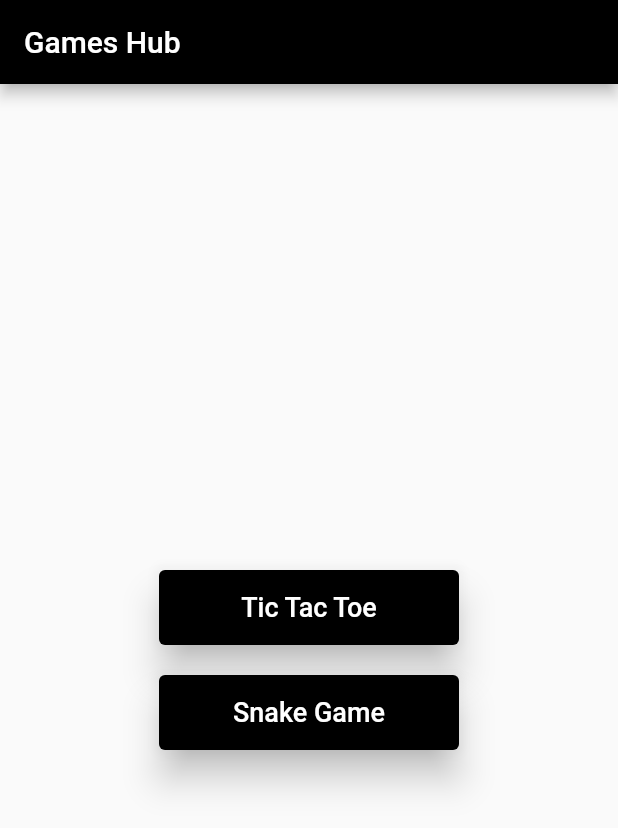
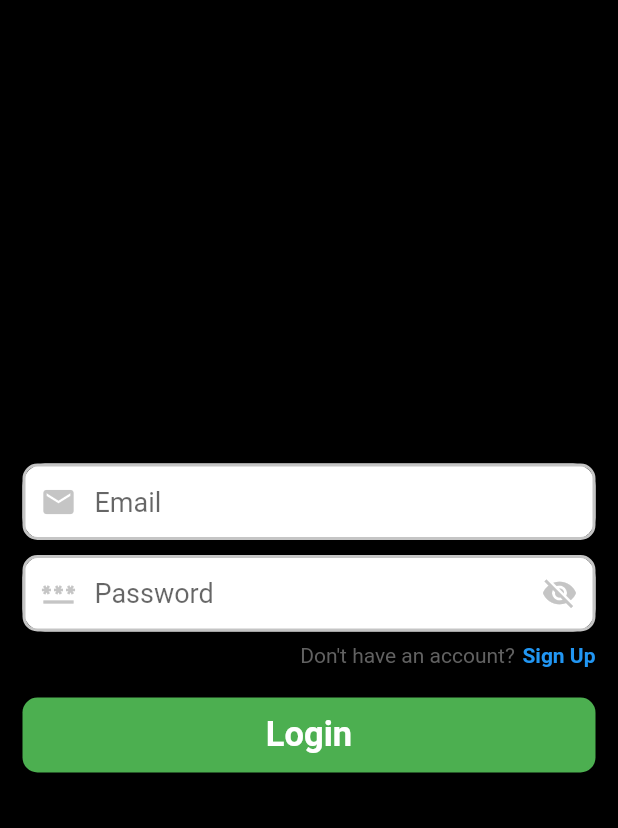
Before and after one commit to Tanat04/games-hub-flutter, a Flutter app: the screen it shows after launch, on a phone screen of 412 x 824 dp. Shown: the top 828 px of the screen. Run offline on Flutter 3.47's test engine with Material 2 defaults, Android fonts, the phone set to English and light mode, and no system bars; our stand-ins replace cloud_firestore, firebase_auth, firebase_core; accounts and stored records are empty.

Commit message:
connect firebase database, can do authentication

```diff
--- /dev/null
+++ b/tictactoe/lib/auth/auth_page.dart
@@ -0,0 +1,28 @@
+import 'package:flutter/material.dart';
+import 'package:tictactoe/screens/login_screen.dart';
+import 'package:tictactoe/screens/signup_screen.dart';
+
+class AuthPage extends StatefulWidget {
+  const AuthPage({super.key});
+
+  @override
+  State<AuthPage> createState() => _AuthPageState();
+}
+
+class _AuthPageState extends State<AuthPage> {
+  bool a = true;
+  void to() {
+    setState(() {
+      a = !a;
+    });
+  }
+
+  @override
+  Widget build(BuildContext context) {
+    if (a) {
+      return LoginScreen(to);
+    } else {
+      return SignUpScreen(to);
+    }
+  }
+}
--- /dev/null
+++ b/tictactoe/lib/auth/main_page.dart
@@ -0,0 +1,25 @@
+import 'package:firebase_auth/firebase_auth.dart';
+import 'package:flutter/material.dart';
+import 'package:tictactoe/auth/auth_page.dart';
+import 'package:tictactoe/gamesHub.dart';
+
+class MainPage extends StatelessWidget {
+  const MainPage({super.key});
+
+  @override
+  Widget build(BuildContext context) {
+    return Scaffold(
+      body: StreamBuilder<User?>(
+        stream: FirebaseAuth.instance.authStateChanges(),
+        builder: (context, snapshot) {
+          print('Snap');
+          if (snapshot.hasData) {
+            return GamesHub();
+          } else {
+            return AuthPage();
+          }
+        },
+      ),
+    );
+  }
+}
--- a/tictactoe/lib/main.dart
+++ b/tictactoe/lib/main.dart
@@ -1,74 +1,27 @@
 import 'package:flutter/material.dart';
-import 'package:tictactoe/game_page.dart';
-import 'package:tictactoe/snake_game.dart'; // Import your SnakeGamePage
+import 'package:flutter/services.dart';
+import 'package:firebase_core/firebase_core.dart';
+import 'package:tictactoe/auth/main_page.dart';
+import 'firebase_options.dart';
 
-void main() {
-  runApp(const MainApp());
+Future<void> main() async {
+  WidgetsFlutterBinding.ensureInitialized();
+  await Firebase.initializeApp(
+    options: DefaultFirebaseOptions.currentPlatform,
+  );
+  runApp(MainApp());
 }
 
 class MainApp extends StatelessWidget {
-  const MainApp({Key? key}) : super(key: key);
+  const MainApp({super.key});
 
   @override
   Widget build(BuildContext context) {
+    SystemChrome.setSystemUIOverlayStyle(
+        SystemUiOverlayStyle(statusBarColor: Colors.transparent));
     return MaterialApp(
-      debugShowCheckedModeBanner: false, // Set this line to false
+      debugShowCheckedModeBanner: false,
       home: MainPage(),
     );
   }
 }
-
-class MainPage extends StatelessWidget {
-  @override
-  Widget build(BuildContext context) {
-    return Scaffold(
-      appBar: AppBar(
-        title: Text('Games Hub'),
-        backgroundColor:
-            Colors.black, // Set the AppBar background color to black
-      ),
-      body: Center(
-        child: Column(
-          mainAxisAlignment: MainAxisAlignment.center,
-          children: [
-            ElevatedButton(
-              onPressed: () {
-                Navigator.push(
-                  context,
-                  MaterialPageRoute(builder: (context) => GamePage()),
-                );
-              },
-              style: ElevatedButton.styleFrom(
-                elevation: 10,
-                minimumSize: Size(200, 50),
-                primary: Colors.black, // Set the button color to black
-              ),
-              child: Text(
-                'Tic Tac Toe',
-                style: TextStyle(fontSize: 18),
-              ),
-            ),
-            SizedBox(height: 20),
-            ElevatedButton(
-              onPressed: () {
-                Navigator.push(
-                  context,
-                  MaterialPageRoute(builder: (context) => SnakeGame()),
-                );
-              },
-              style: ElevatedButton.styleFrom(
-                elevation: 10,
-                minimumSize: Size(200, 50),
-                primary: Colors.black, // Set the button color to black
-              ),
-              child: Text(
-                'Snake Game',
-                style: TextStyle(fontSize: 18),
-              ),
-            ),
-          ],
-        ),
-      ),
-    );
-  }
-}
--- /dev/null
+++ b/tictactoe/lib/screens/login_screen.dart
@@ -0,0 +1,185 @@
+// import 'package:firebase_todo/data/auth_data.dart';
+import 'package:flutter/material.dart';
+import 'package:tictactoe/services/auth_services.dart';
+
+class LoginScreen extends StatefulWidget {
+  final VoidCallback show;
+  const LoginScreen(this.show, {super.key});
+
+  @override
+  State<LoginScreen> createState() => _LoginScreenState();
+}
+
+class _LoginScreenState extends State<LoginScreen> {
+  final FocusNode _focusNode1 = FocusNode();
+  final FocusNode _focusNode2 = FocusNode();
+
+  final email = TextEditingController();
+  final password = TextEditingController();
+
+  bool isVisiblePassword = false;
+  bool isVisibleConfirm = false;
+
+  @override
+  void initState() {
+    super.initState();
+    _focusNode1.addListener(() {
+      setState(() {});
+    });
+    super.initState();
+    _focusNode2.addListener(() {
+      setState(() {});
+    });
+  }
+
+  @override
+  Widget build(BuildContext context) {
+    return Scaffold(
+      backgroundColor: Colors.black,
+      body: SafeArea(
+        child: Center(
+          child: SingleChildScrollView(
+            child: Column(
+              children: [
+                inputField(email, _focusNode1, 'Email', Icons.email,
+                    null), // Email Field
+                const SizedBox(height: 10),
+                inputField(
+                    password,
+                    _focusNode2,
+                    'Password',
+                    Icons.password,
+                    isVisiblePassword
+                        ? Icons.visibility
+                        : Icons.visibility_off),
+                const SizedBox(height: 8),
+                signUpBtn(),
+                const SizedBox(height: 20),
+                loginBtn(),
+              ],
+            ),
+          ),
+        ),
+      ),
+    );
+  }
+
+  Widget signUpBtn() {
+    return Padding(
+      padding: const EdgeInsets.symmetric(horizontal: 15),
+      child: Row(
+        mainAxisAlignment: MainAxisAlignment.end,
+        children: [
+          Text(
+            "Don't have an account?",
+            style: TextStyle(
+              color: Colors.grey[700],
+              fontSize: 14,
+            ),
+          ),
+          const SizedBox(width: 5),
+          GestureDetector(
+            onTap: widget.show,
+            child: const Text(
+              "Sign Up",
+              style: TextStyle(
+                color: Colors.blue,
+                fontSize: 14,
+                fontWeight: FontWeight.bold,
+              ),
+            ),
+          )
+        ],
+      ),
+    );
+  }
+
+  Widget loginBtn() {
+    return Padding(
+      padding: const EdgeInsets.symmetric(horizontal: 15),
+      child: GestureDetector(
+        onTap: () {
+          AuthenticationService().login(email.text, password.text);
+        },
+        child: Container(
+          alignment: Alignment.center,
+          width: double.infinity,
+          height: 50,
+          decoration: BoxDecoration(
+            color: Colors.green,
+            borderRadius: BorderRadius.circular(10),
+          ),
+          child: const Text(
+            'Login',
+            style: TextStyle(
+                color: Colors.white, fontSize: 23, fontWeight: FontWeight.bold),
+          ),
+        ),
+      ),
+    );
+  }
+
+  // ignore: no_leading_underscores_for_local_identifiers
+  Widget inputField(TextEditingController _controller, FocusNode _focusNode,
+      String typeName, IconData prefixIcon, IconData? suffixIcon) {
+    return Padding(
+      padding: const EdgeInsets.symmetric(horizontal: 15),
+      child: Container(
+        decoration: BoxDecoration(
+          color: Colors.white,
+          borderRadius: BorderRadius.circular(15),
+        ),
+        child: TextField(
+          obscureText:
+              (typeName == 'Password' || typeName == 'Confirm Password') &&
+                  !isVisiblePassword,
+          controller: _controller,
+          focusNode: _focusNode,
+          style: const TextStyle(
+            fontSize: 18,
+            color: Colors.black,
+          ),
+          decoration: InputDecoration(
+            prefixIcon: Icon(
+              prefixIcon,
+              color:
+                  _focusNode.hasFocus ? Colors.green : const Color(0xffc5c5c5),
+            ),
+            suffixIcon: GestureDetector(
+              child: Icon(
+                suffixIcon,
+                color: _focusNode.hasFocus
+                    ? Colors.green
+                    : const Color(0xffc5c5c5),
+              ),
+              onTap: () {
+                setState(() {
+                  isVisiblePassword = !isVisiblePassword;
+                });
+              },
+            ),
+            contentPadding: const EdgeInsets.symmetric(
+              horizontal: 15,
+              vertical: 15,
+            ),
+            hintText: typeName,
+            enabledBorder: OutlineInputBorder(
+              borderRadius: BorderRadius.circular(10),
+              borderSide: const BorderSide(
+                color: Color(0xffc5c5c5),
+                width: 2.0,
+              ),
+            ),
+            focusedBorder: OutlineInputBorder(
+              borderRadius: BorderRadius.circular(10),
+              borderSide: const BorderSide(
+                color: Colors.green,
+                width: 2.0,
+              ),
+            ),
+          ),
+        ),
+      ),
+    );
+  }
+}
--- /dev/null
+++ b/tictactoe/lib/services/auth_services.dart
@@ -0,0 +1,48 @@
+import 'package:firebase_auth/firebase_auth.dart';
+import 'package:tictactoe/services/firestore_service.dart';
+
+abstract class AuthenticationInterface {
+  Future<void> register(String email, String password,
+      String passwordConfirmation, String userName);
+  Future<void> login(String email, String password);
+  Future<void> signout();
+}
+
+class AuthenticationService extends AuthenticationInterface {
+  @override
+  Future<void> login(String email, String password) async {
+    await FirebaseAuth.instance.signInWithEmailAndPassword(
+        email: email.trim(), password: password.trim());
+  }
+
+  // @override
+  // Future<void> register(
+  //     String email, String password, String passwordConfirmation) async {
+  //   if (passwordConfirmation == password) {
+  //     await FirebaseAuth.instance
+  //         .createUserWithEmailAndPassword(
+  //             email: email.trim(), password: password.trim())
+  //         .then((value) {
+  //       FirestoreService().createUser(email);
+  //     });
+  //   }
+  // }
+
+  @override
+  Future<void> register(String email, String password,
+      String passwordConfirmation, String userName) async {
+    if (passwordConfirmation == password) {
+      await FirebaseAuth.instance
+          .createUserWithEmailAndPassword(
+              email: email.trim(), password: password.trim())
+          .then((value) {
+        FirestoreService().createUser(email, userName);
+      });
+    }
+  }
+
+  @override
+  Future<void> signout() async {
+    await FirebaseAuth.instance.signOut();
+  }
+}
--- a/tictactoe/pubspec.yaml
+++ b/tictactoe/pubspec.yaml
@@ -12,6 +12,8 @@ dependencies:
     sdk: flutter
   firebase_core: ^2.5.0
   firebase_auth: ^4.12.1
+  uuid: ^4.2.1
+  cloud_firestore: ^4.13.0
 
 dev_dependencies:
   flutter_test:
```
Also changed, not shown: tictactoe/lib/gamesHub.dart (added, +138 -0 lines), tictactoe/lib/screens/signup_screen.dart (added, +193 -0 lines), tictactoe/lib/services/firestore_service.dart (added, +32 -0 lines), tictactoe/pubspec.lock, 5 other files.
